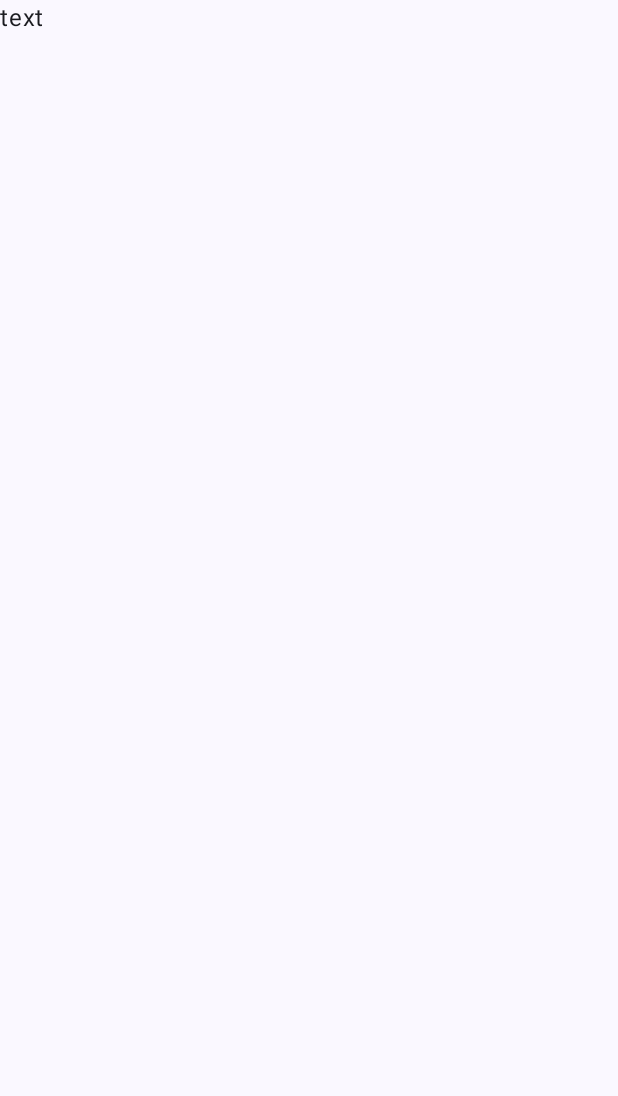
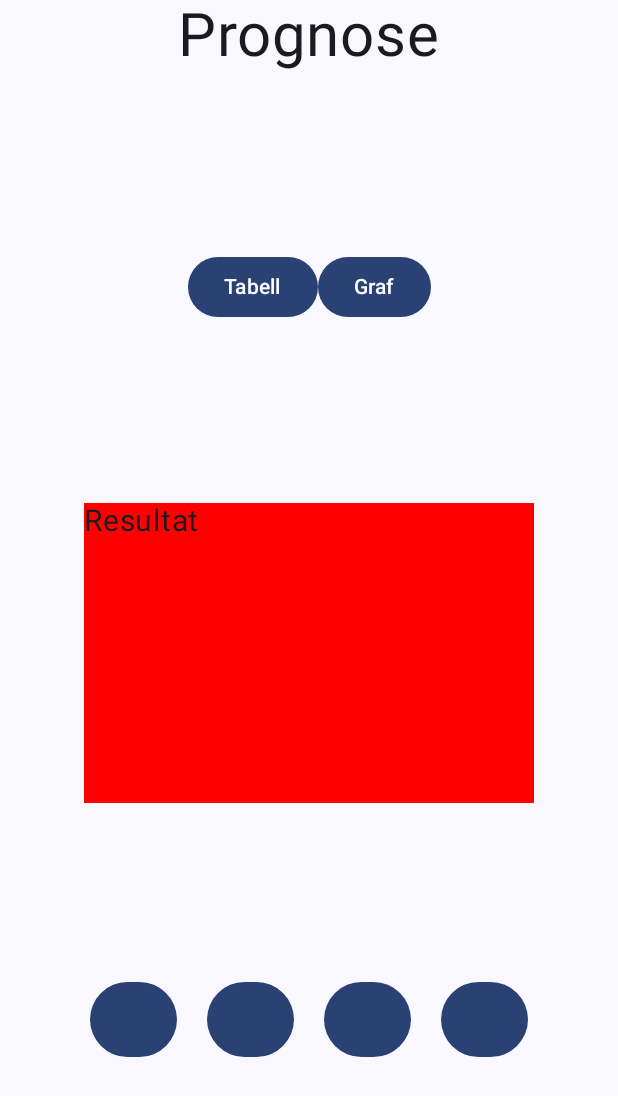
Before and after one commit to SakariaAhmed/PricePulse, an Android app built with Jetpack Compose: the screen it shows after launch (MainActivity), on a phone screen of 412 x 824 dp. Before the commit the part shown is almost empty. Shown: the top 1096 px of the screen. Run offline under Robolectric (Android 15) with nearby library versions, the phone set to English and light mode, and no system bars.

Commit message:
Prognose (#4)
* lagde en simple mvp av Prognose Screen. uten Bottom og toppbar

* Laget prognose skjerm

Co-authored-by: SakariaAhmed <sakariaa7@gmail.com>

```diff
--- a/app/src/main/java/com/example/team33/MainActivity.kt
+++ b/app/src/main/java/com/example/team33/MainActivity.kt
@@ -11,6 +11,7 @@ import androidx.compose.runtime.Composable
 import androidx.compose.ui.Modifier
 import androidx.compose.ui.tooling.preview.Preview
 import com.example.team33.ui.screens.HomeApp
+import com.example.team33.ui.screens.PrognoseScreen
 import com.example.team33.ui.theme.Team33Theme
 
 class MainActivity : ComponentActivity() {
@@ -20,9 +21,10 @@ class MainActivity : ComponentActivity() {
             Team33Theme {
                 Surface(
                     modifier = Modifier.fillMaxSize(),
-                    color = MaterialTheme.colorScheme.background
+                    color = MaterialTheme.colorScheme.background,
                 ) {
-                    HomeApp()
+                   // HomeApp()
+                    PrognoseScreen()
                 }
             }
         }
--- a/app/src/main/java/com/example/team33/ui/screens/Prognose.kt
+++ b/app/src/main/java/com/example/team33/ui/screens/Prognose.kt
@@ -1,8 +1,77 @@
 package com.example.team33.ui.screens
 
+import androidx.compose.foundation.background
+import androidx.compose.foundation.layout.*
+import androidx.compose.material3.Button
+import androidx.compose.material3.Text
 import androidx.compose.runtime.Composable
+import androidx.compose.ui.Alignment
+import androidx.compose.ui.Alignment.Companion.Center
+import androidx.compose.ui.Modifier
+import androidx.compose.ui.draw.clip
+import androidx.compose.ui.graphics.Color
+import androidx.compose.ui.graphics.RectangleShape
+import androidx.compose.ui.unit.dp
+import androidx.compose.ui.unit.sp
 
 @Composable
 fun PrognoseScreen() {
+    // Toppbar
+    Column(modifier = Modifier.fillMaxSize(), horizontalAlignment = Alignment.CenterHorizontally) {
+        Text(text = "Prognose", fontSize = 40.sp)
+        Column(
+            modifier = Modifier.fillMaxSize(),
+            horizontalAlignment = Alignment.CenterHorizontally,
+            verticalArrangement = Arrangement.SpaceEvenly
+        ) {
+            // Tabell og Graf
+            Row() {
+                Button(onClick = { /*TODO*/ }, modifier = Modifier.clip(shape = RectangleShape)) {
+                    Text(text = "Tabell")
+                }
+                Button(onClick = { /*TODO*/ }) {
+                    Text(text = "Graf")
+                }
+            }
+            //Resultat
+            Box() {
+                Box(
+                    Modifier
+                        .align(Center)
+                        .height(200.dp)
+                        .width(
+                            300.dp
+                        )
+                        .background(Color.Red)
+                )
+                Text(text = "Resultat", fontSize = 20.sp)
+            }
+
+            //Fire knapper
+
+            Row() {
+                Button(onClick = { /*TODO*/ }, Modifier.height(50.dp)) {
+
+                }
+                Spacer(modifier = Modifier.padding(10.dp))
+                Button(onClick = { /*TODO*/ }, Modifier.height(50.dp)) {
+
+                }
+                Spacer(modifier = Modifier.padding(10.dp))
+
+                Button(onClick = { /*TODO*/ }, Modifier.height(50.dp)) {
+
+                }
+                Spacer(modifier = Modifier.padding(10.dp))
+
+                Button(onClick = { /*TODO*/ }, Modifier.height(50.dp)) {
+
+                }
+            }
+
+
+        }
+    }
+
 
 }
```
